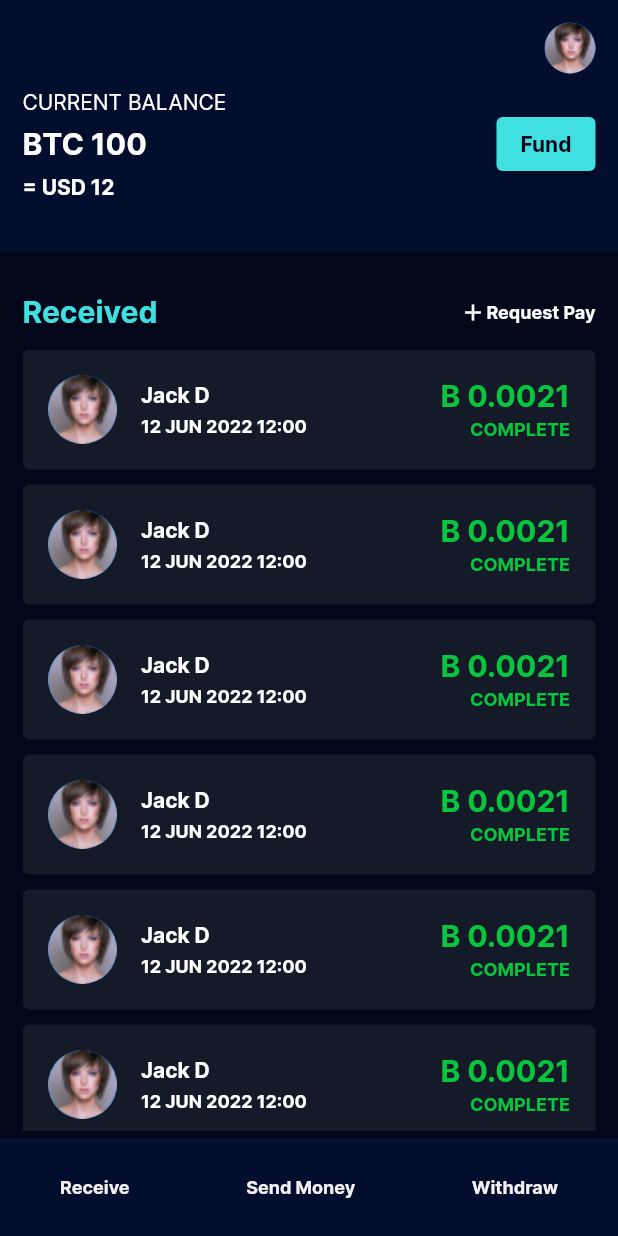
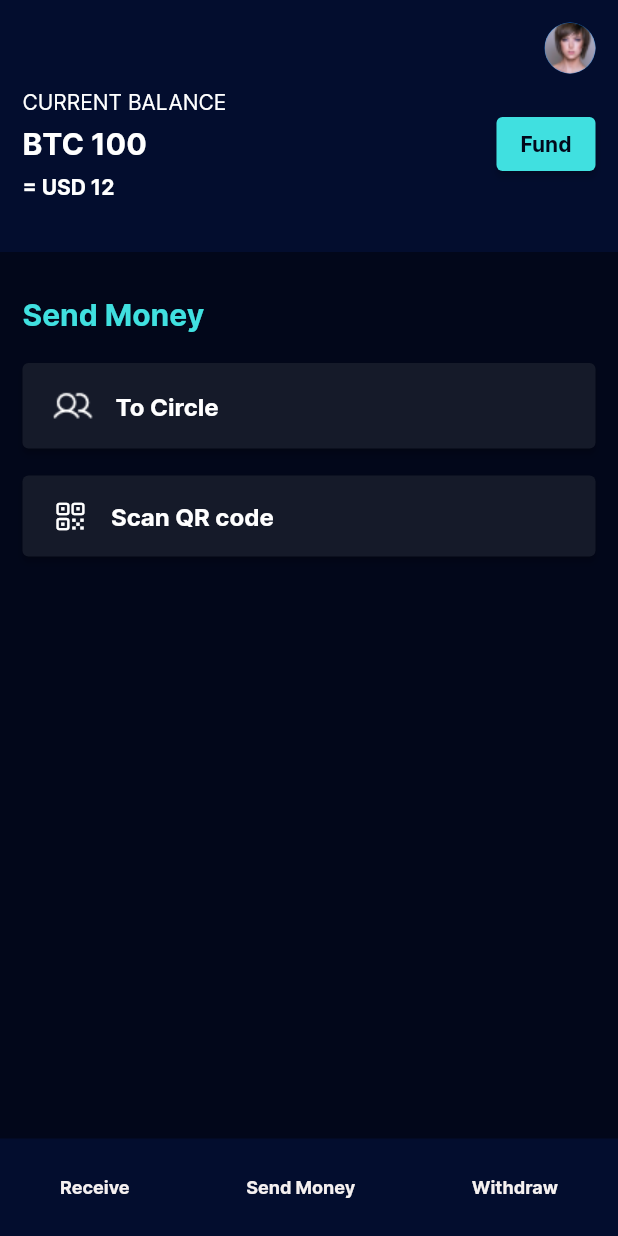
Before and after one commit to SanjulaHaz/StashWave, a Flutter app: the screen it shows after launch, on a phone screen of 412 x 824 dp. Run offline on Flutter 3.47's test engine with Material 2 defaults, Android fonts, the phone set to English and light mode, and no system bars.

```diff
--- a/lib/main.dart
+++ b/lib/main.dart
@@ -1,4 +1,10 @@
-import 'package:btc_app/home.dart';
+import 'package:btc_app/receive_money.dart';
+import 'package:btc_app/request_circle.dart';
+import 'package:btc_app/request_money.dart';
+import 'package:btc_app/send_circle.dart';
+import 'package:btc_app/send_form.dart';
+import 'package:btc_app/send_money.dart';
+import 'package:btc_app/withdrawal_form.dart';
 import 'package:flutter/material.dart';
 
 void main() {
@@ -14,7 +20,7 @@ class MyApp extends StatelessWidget {
         backgroundColor: const Color(0xff02071A),
         primaryColor: const Color(0xff151A29),
       ),
-      home: Home(),
+      home: SendCircle(),
     );
   }
 }
--- a/lib/home.dart
+++ b/lib/receive_money.dart
@@ -4,7 +4,7 @@ import 'package:btc_app/widgets/title_row.dart';
 import 'package:btc_app/widgets/transaction_tile.dart';
 import 'package:flutter/material.dart';
 
-class Home extends StatelessWidget {
+class ReceiveMoney extends StatelessWidget {
 
   @override
   Widget build(BuildContext context) {
@@ -15,28 +15,29 @@ class Home extends StatelessWidget {
           children: [
             Header(),
             const SizedBox(
-              height: 20,
+              height: 25,
             ),
-            Column(
-              children: [
             Padding(
-                  padding: const EdgeInsets.symmetric(horizontal: 15, vertical: 8),
+              padding: const EdgeInsets.symmetric(horizontal: 15, vertical: 5),
               child: TitleRow(lText: "Received", icon: Icons.add, rText: "Request Pay"),
             ),
-              ],
+            SizedBox(
+              height: 5,
             ),
             Expanded(
               child: Padding(
                 padding: const EdgeInsets.symmetric(horizontal: 15, vertical: 5),
                 child: ListView.builder(
-                    itemCount: 8,
+                    padding: EdgeInsets.zero,
+                    itemCount: 4,
                     itemBuilder: (context,i){
                       return TransactionTile(
                         profilePhoto: AssetImage("assets/profile_img.png"),
                         name: "Jack D",
                         date: "12 JUN 2022 12:00",
                         amount: "B 0.0021",
-                          isCompleted: true,
+                        color: Color(0xff09C53E),
+                        status: "COMPLETE",
                       );
                     }
                 ),
--- /dev/null
+++ b/lib/send_circle.dart
@@ -0,0 +1,58 @@
+import 'package:btc_app/widgets/footer.dart';
+import 'package:btc_app/widgets/header.dart';
+import 'package:btc_app/widgets/img_button.dart';
+import 'package:flutter/cupertino.dart';
+import 'package:flutter/material.dart';
+
+class SendCircle extends StatelessWidget {
+
+  @override
+  Widget build(BuildContext context) {
+    return SafeArea(
+        child: Scaffold(
+          backgroundColor: Theme.of(context).backgroundColor,
+          body: Column(
+            children: [
+              Header(),
+              const SizedBox(
+                height: 25,
+              ),
+              Padding(
+                padding: const EdgeInsets.symmetric(horizontal: 15, vertical: 5),
+                child: Align(
+                  alignment: Alignment.centerLeft,
+                  child: Text(
+                    "Send Money",
+                    style: TextStyle(
+                      color: Color(0xff40E0E0),
+                      fontFamily: "Inter",
+                      fontWeight: FontWeight.w700,
+                      fontSize: 20,
+                    ),
+                  ),
+                ),
+              ),
+              SizedBox(
+                height: 10,
+              ),
+              ImgButton(
+                leadingImage: "assets/user.png",
+                text: "To Circle",
+              ),
+              SizedBox(
+                height: 8,
+              ),
+              ImgButton(
+                leadingIcon: CupertinoIcons.qrcode,
+                text: "Scan QR code",
+              ),
+              Expanded(
+                child: SizedBox(),
+              ),
+              Footer(),
+            ],
+          ),
+        ),
+    );
+  }
+}
--- a/lib/widgets/header.dart
+++ b/lib/widgets/header.dart
@@ -1,4 +1,4 @@
-import 'package:btc_app/widgets/button.dart';
+import 'package:btc_app/widgets/header_button.dart';
 import 'package:flutter/material.dart';
 
 class Header extends StatelessWidget {
@@ -63,7 +63,7 @@ class Header extends StatelessWidget {
                     ),
                   ],
                 ),
-                Button(text: "Fund", onPressed: (){}),
+                HeaderButton(text: "Fund", onPressed: (){}),
               ],
             ),
             const SizedBox(
--- a/lib/widgets/button.dart
+++ b/lib/widgets/header_button.dart
@@ -1,11 +1,11 @@
 import 'package:flutter/material.dart';
 
-class Button extends StatelessWidget {
+class HeaderButton extends StatelessWidget {
 
   final String text;
   final Function onPressed;
 
-  const Button({super.key, required this.text, required this.onPressed});
+  const HeaderButton({super.key, required this.text, required this.onPressed});
 
   @override
   Widget build(BuildContext context) {
--- /dev/null
+++ b/lib/widgets/img_button.dart
@@ -0,0 +1,41 @@
+import 'package:flutter/material.dart';
+
+class ImgButton extends StatelessWidget {
+
+  final IconData? leadingIcon;
+  final String? leadingImage;
+  final String text;
+
+  const ImgButton({super.key, this.leadingIcon, this.leadingImage, required this.text});
+
+  @override
+  Widget build(BuildContext context) {
+    return Padding(
+      padding: const EdgeInsets.symmetric(horizontal: 15, vertical: 5),
+      child: ElevatedButton(
+        style: ElevatedButton.styleFrom(
+            primary: Theme.of(context).primaryColor,
+            padding: EdgeInsets.symmetric(vertical: 15, horizontal: 20)
+        ),
+        onPressed: (){},
+        child: Row(
+          children: [
+            leadingIcon!=null?Icon(leadingIcon):Image.asset(leadingImage!),
+            SizedBox(
+              width: 15,
+            ),
+            Text(
+              text,
+              style: TextStyle(
+                color: Colors.white,
+                fontFamily: "Inter",
+                fontWeight: FontWeight.w700,
+                fontSize: 16,
+              ),
+            ),
+          ],
+        ),
+      ),
+    );
+  }
+}
--- a/lib/widgets/title_row.dart
+++ b/lib/widgets/title_row.dart
@@ -25,6 +25,9 @@ class TitleRow extends StatelessWidget {
         Row(
           children: [
             Icon(icon, color: Colors.white, size: 18),
+            SizedBox(
+              width: 5,
+            ),
             Text(
               rText,
               style: TextStyle(
--- a/lib/widgets/transaction_tile.dart
+++ b/lib/widgets/transaction_tile.dart
@@ -6,9 +6,10 @@ class TransactionTile extends StatelessWidget {
   final String name;
   final String date;
   final String amount;
-  final bool isCompleted;
+  final String status;
+  final Color color;
 
-  const TransactionTile({super.key, required this.profilePhoto, required this.name, required this.date, required this.amount, required this.isCompleted});
+  const TransactionTile({super.key, required this.profilePhoto, required this.name, required this.date, required this.amount, required this.status, required this.color});
 
 
   @override
@@ -58,7 +59,7 @@ class TransactionTile extends StatelessWidget {
             Text(
               amount,
               style: TextStyle(
-                color: isCompleted?Color(0xff09C53E):Color(0xffD42020),
+                color: color,
                 fontFamily: "Inter",
                 fontWeight: FontWeight.w700,
                 fontSize: 20,
@@ -68,9 +69,9 @@ class TransactionTile extends StatelessWidget {
               height: 2,
             ),
             Text(
-              isCompleted?"COMPLETE":"FAILED",
+              status,
               style: TextStyle(
-                color: isCompleted?Color(0xff09C53E):Color(0xffD42020),
+                color: color,
                 fontFamily: "Inter",
                 fontWeight: FontWeight.w700,
                 fontSize: 12,
```
Also changed, not shown: lib/request_circle.dart (added, +105 -0 lines), lib/request_money.dart (added, +58 -0 lines), lib/send_form.dart (added, +99 -0 lines), lib/send_money.dart (added, +53 -0 lines), lib/widgets/body_button.dart (added, +29 -0 lines), lib/widgets/drop_down.dart (added, +49 -0 lines), lib/widgets/input_field.dart (added, +29 -0 lines), lib/widgets/last_row.dart (added, +32 -0 lines), lib/withdrawal_form.dart (added, +67 -0 lines), lib/withdrawal_options.dart (added, +9 -0 lines), assets/user.png (added). Lines whose indentation alone changed are shown as unchanged.
